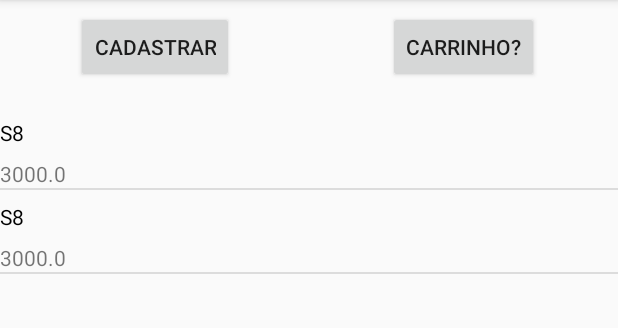
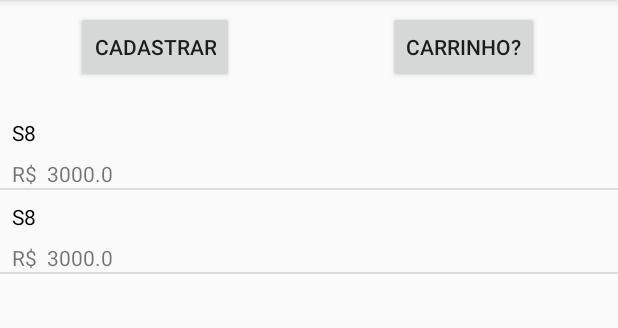
Before and after one commit to victor-cortes/androidIesb, an Android app: the screen it shows after launch (MainActivity), on a phone screen of 412 x 824 dp, the part 84-412 px from its top. Run offline under Robolectric (Android 15) with nearby library versions, the phone set to English and light mode, and no system bars; our stand-ins replace Room's generated code.

Commit message:
ajuste apresentacao e nova acitivity

```diff
--- a/app/src/main/java/com/josakin/supermercadojosakin/CadastraActivity.kt
+++ b/app/src/main/java/com/josakin/supermercadojosakin/CadastraActivity.kt
@@ -35,6 +35,7 @@ class CadastrarActivity : AppCompatActivity() {
 
         botaoCadastrar.setOnClickListener{
             cadastraProduto()
+//            finish()
         }
 
         db = Room.databaseBuilder(
@@ -60,7 +61,7 @@ class CadastrarActivity : AppCompatActivity() {
 
     fun cadastraProduto() {
         db?.produtoDao()?.insertProduto(Produto(name = nomeProduto.text.toString(), foto = imageToBitmap(imageView), valor = valorProduto.text.toString().toDouble()))
-        Toast.makeText(this, "Produto Cadastrado com Sucesso", Toast.LENGTH_SHORT).show()
+//        Toast.makeText(this, "Produto Cadastrado com Sucesso", Toast.LENGTH_SHORT).show()
     }
 
     fun alteraProduto(produto: Produto) {
--- a/app/src/main/java/com/josakin/supermercadojosakin/MainActivity.kt
+++ b/app/src/main/java/com/josakin/supermercadojosakin/MainActivity.kt
@@ -97,7 +97,8 @@ private class ProdutoListAdapter(context: Context, listProduto: List<Produto>) :
         nametextView.text = mListProduto.get(position).name
 
         val descricaotextView = rowMain.findViewById<TextView>(R.id.textViewDescricao)
-        descricaotextView.text = mListProduto.get(position).valor.toString()
+        val valor = mListProduto.get(position).valor.toString()
+        descricaotextView.text = "R$  $valor"
 
 
         return rowMain
--- a/app/src/main/res/layout/row_produto.xml
+++ b/app/src/main/res/layout/row_produto.xml
@@ -11,9 +11,10 @@
         android:id="@+id/textViewName"
         android:layout_width="wrap_content"
         android:layout_height="wrap_content"
+        android:layout_marginStart="8dp"
         android:layout_marginTop="8dp"
+        android:text="Name"
         android:textColor="@android:color/black"
-        android:text="Name"
         app:layout_constraintStart_toStartOf="parent"
         app:layout_constraintTop_toTopOf="parent" />
 
@@ -21,6 +22,7 @@
         android:id="@+id/textViewDescricao"
         android:layout_width="wrap_content"
         android:layout_height="wrap_content"
+        android:layout_marginStart="8dp"
         android:layout_marginTop="8dp"
         android:text="Descricao"
         app:layout_constraintStart_toStartOf="parent"
```
